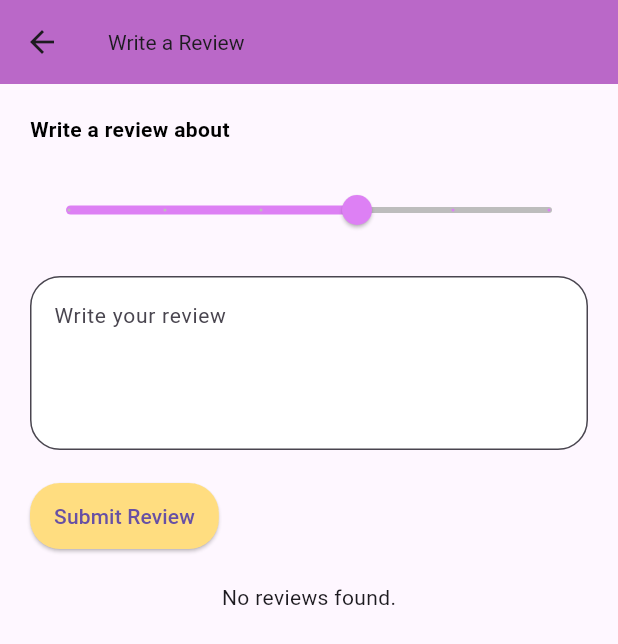
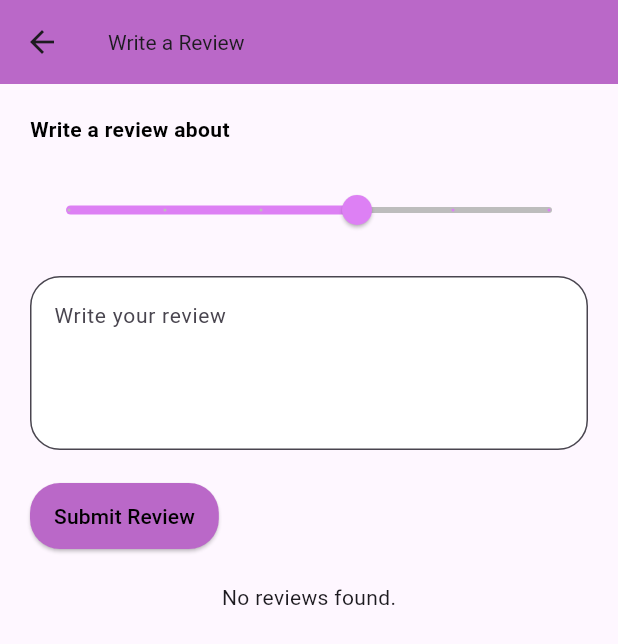
Before and after one commit to SiratSabir78/roamify, a Flutter app: the PostScreen screen opened directly with empty values, after a tap on "Write a Review", on a phone screen of 412 x 824 dp. Shown: the top 644 px of the screen. Run offline on Flutter 3.47's test engine with Material 3 defaults, Android fonts, the phone set to English and light mode, and no system bars; our stand-ins replace cloud_firestore, curved_navigation_bar, firebase_auth, firebase_core, firebase_storage, get and 1 more; accounts and stored records are empty; network calls fail.

Commit message:
Added new settings and updated screen

```diff
--- a/lib/screens/post_bottom_bar.dart
+++ b/lib/screens/post_bottom_bar.dart
@@ -53,7 +53,9 @@ class PostBottomBar extends StatelessWidget {
                 SizedBox(height: 25),
                 Text(
                   description,
-                  style: TextStyle(color: Colors.black54, fontSize: 16),
+                  style: TextStyle(
+                    color: isDarkMode ? Colors.white : Colors.black,
+                  ),
                   textAlign: TextAlign.justify,
                 ),
                 SizedBox(height: 15),
@@ -64,7 +66,9 @@ class PostBottomBar extends StatelessWidget {
                     color: isDarkMode ? Colors.grey[800] : Colors.white,
                     boxShadow: [
                       BoxShadow(
-                        color: isDarkMode ? Colors.black54 : Colors.black26,
+                        color: isDarkMode
+                            ? Colors.black54
+                            : Color.fromARGB(255, 255, 255, 255),
                         blurRadius: 4,
                       ),
                     ],
@@ -76,7 +80,7 @@ class PostBottomBar extends StatelessWidget {
                       },
                       style: ElevatedButton.styleFrom(
                         backgroundColor: settingsProvider.darkMode
-                            ? Colors.grey[800]
+                            ? Color.fromARGB(255, 85, 84, 84)
                             : const Color.fromARGB(255, 221, 128, 244),
                         shape: RoundedRectangleBorder(
                           borderRadius: BorderRadius.circular(10),
@@ -84,7 +88,9 @@ class PostBottomBar extends StatelessWidget {
                       ),
                       child: Text(
                         'Book Now',
-                        style: TextStyle(color: settingsProvider.textColor),
+                        style: TextStyle(color: isDarkMode
+                            ? Colors.white
+                            : Colors.black),
                       ),
                     ),
                   ),
@@ -156,6 +162,8 @@ class _BookingFormDialogState extends State<BookingFormDialog> {
 
   @override
   Widget build(BuildContext context) {
+    final settingsProvider = Provider.of<SettingsModel>(context);
+    final isDarkMode = settingsProvider.darkMode;
     return AlertDialog(
       title: Text("Book a Trip"),
       content: SingleChildScrollView(
@@ -274,17 +282,22 @@ class _BookingFormDialogState extends State<BookingFormDialog> {
         if (!_isLoading)
           TextButton(
             onPressed: () => Navigator.of(context).pop(),
-            child: Text("Cancel"),
+            child: Text("Cancel",style: TextStyle(color: isDarkMode
+                            ? Colors.white
+                            : Colors.black),),
           ),
         if (!_isLoading)
           TextButton(
             onPressed: _saveBooking,
-            child: Text("Book Now"),
+            child: Text("Book Now",  style:TextStyle(color: isDarkMode
+                            ? Colors.white
+                            : Colors.black)),
           ),
       ],
     );
   }
-    Future<void> _saveBooking() async {
+
+  Future<void> _saveBooking() async {
     if (!_formKey.currentState!.validate()) return;
 
     setState(() {
--- a/lib/screens/post_screen.dart
+++ b/lib/screens/post_screen.dart
@@ -4,7 +4,6 @@ import 'package:firebase_auth/firebase_auth.dart';
 import 'package:provider/provider.dart';
 import 'package:roamify/screens/post_bottom_bar.dart';
 import 'package:roamify/screens/review_screens.dart';
-import 'package:provider/provider.dart';
 import 'package:roamify/screens/favorites_provider.dart';
 import 'package:roamify/screens/state.dart';
 
@@ -26,7 +25,8 @@ class PostScreen extends StatelessWidget {
     final isFavorite = context.watch<FavoritesProvider>().isFavorite(cityName);
 
     final settingsProvider = Provider.of<SettingsModel>(context);
-    final isDarkMode = settingsProvider.darkMode; // Determine dark mode
+    final isDarkMode = settingsProvider.darkMode;
+    final fontSize = settingsProvider.fontSize;
 
     return Scaffold(
       appBar: AppBar(
@@ -34,11 +34,13 @@ class PostScreen extends StatelessWidget {
           cityName,
           style: TextStyle(
             color: isDarkMode ? Colors.white : Colors.black,
+            // Apply font size
           ),
         ),
         backgroundColor: isDarkMode ? Colors.black : Colors.white,
-        iconTheme:
-            IconThemeData(color: isDarkMode ? Colors.white : Colors.black),
+        iconTheme: IconThemeData(
+          color: isDarkMode ? Colors.white : Colors.black,
+        ),
       ),
       body: SingleChildScrollView(
         child: Column(
@@ -60,7 +62,9 @@ class PostScreen extends StatelessWidget {
                     shape: RoundedRectangleBorder(
                       borderRadius: BorderRadius.circular(20.0),
                     ),
-                    backgroundColor: const Color.fromARGB(255, 242, 219, 248),
+                    backgroundColor: isDarkMode
+                        ? const Color.fromARGB(255, 73, 73, 73)
+                        : const Color.fromARGB(255, 221, 128, 244),
                   ),
                   onPressed: () {
                     Navigator.push(
@@ -73,7 +77,12 @@ class PostScreen extends StatelessWidget {
                       ),
                     );
                   },
-                  child: const Text('Write a Review'),
+                  child: Text(
+                    'Write a Review',
+                    style: TextStyle(fontSize: fontSize,color: isDarkMode
+                            ? Colors.white
+                            : Colors.black ), // Apply font size
+                  ),
                 ),
                 ElevatedButton(
                   onPressed: () async {
@@ -85,18 +94,26 @@ class PostScreen extends StatelessWidget {
                     shape: RoundedRectangleBorder(
                       borderRadius: BorderRadius.circular(20.0),
                     ),
-                    backgroundColor: const Color.fromARGB(255, 242, 219, 248),
+                    backgroundColor: isDarkMode
+                        ? const Color.fromARGB(255, 73, 73, 73)
+                        : const Color.fromARGB(255, 221, 128, 244),
                   ),
-                  child: Text(isFavorite
-                      ? 'Remove from Favorites'
-                      : 'Add to Favorites'),
+                  child: Text(
+                    isFavorite ? 'Remove from Favorites' : 'Add to Favorites',
+                    style: TextStyle(
+                        fontSize: fontSize,
+                        color: isDarkMode
+                            ? Colors.white
+                            : Colors.black), // Apply font size
+                  ),
                 ),
               ],
             ),
             const SizedBox(height: 20),
             PostBottomBar(
               cityName: cityName,
-              description: description, cityId: cityId,
+              description: description,
+              cityId: cityId,
             ),
           ],
         ),
--- a/lib/screens/review_screens.dart
+++ b/lib/screens/review_screens.dart
@@ -93,7 +93,9 @@ class _ReviewPageState extends State<ReviewPage> {
     return Scaffold(
       appBar: AppBar(
         title: Text('Write a Review', style: TextStyle(fontSize: fontSize)),
-        backgroundColor: isDarkMode ? Colors.grey[850] : Colors.purple[300],
+        backgroundColor: isDarkMode
+            ? Colors.grey[850]
+            : const Color.fromRGBO(186, 104, 200, 1),
       ),
       body: SingleChildScrollView(
         padding: const EdgeInsets.all(20.0),
@@ -118,7 +120,9 @@ class _ReviewPageState extends State<ReviewPage> {
               max: 5,
               divisions: 5,
               label: _rating.toString(),
-              activeColor: isDarkMode ? const Color.fromARGB(255, 221, 128, 244) : const Color.fromARGB(255, 221, 128, 244),
+              activeColor: isDarkMode
+                  ? const Color.fromARGB(255, 221, 128, 244)
+                  : const Color.fromARGB(255, 221, 128, 244),
               inactiveColor: isDarkMode ? Colors.grey[700] : Colors.grey[400],
             ),
             const SizedBox(height: 20),
@@ -154,12 +158,16 @@ class _ReviewPageState extends State<ReviewPage> {
                 shape: RoundedRectangleBorder(
                   borderRadius: BorderRadius.circular(20.0),
                 ),
-                backgroundColor:
-                    isDarkMode ? const Color.fromARGB(255, 221, 128, 244) : Color.fromRGBO(255, 221, 128, 244),
+                backgroundColor: isDarkMode
+                    ? Color.fromRGBO(77, 76, 74, 0.047)
+                    : const Color.fromRGBO(186, 104, 200, 1),
               ),
               onPressed: submitReview,
-              child:
-                  Text('Submit Review', style: TextStyle(fontSize: fontSize)),
+              child: Text('Submit Review',
+                  style: TextStyle(
+                    fontSize: fontSize,
+                    color: isDarkMode ? Colors.white : Colors.black,
+                  )),
             ),
             const SizedBox(height: 20),
             StreamBuilder<QuerySnapshot>(
--- a/lib/screens/user_review_Screen.dart
+++ b/lib/screens/user_review_Screen.dart
@@ -167,7 +167,11 @@ class _ReviewScreenState extends State<ReviewScreen> {
               onPressed: () {
                 Navigator.of(context).pop();
               },
-              child: Text('Close'),
+              child: Text(
+                'Close',
+                style:
+                    TextStyle(color: _isDarkMode ? Colors.white : Colors.black),
+              ),
             ),
           ],
         );
```
Also changed, not shown: lib/screens/booking_page.dart (+17 -7 lines), lib/screens/favorites_screen.dart (+8 -1 lines), lib/screens/login_screen.dart (+22 -5 lines), lib/screens/profile_screen.dart (+11 -0 lines), lib/screens/signup_screen.dart (+31 -7 lines), lib/screens/travel_info_screen.dart (+17 -1 lines).
